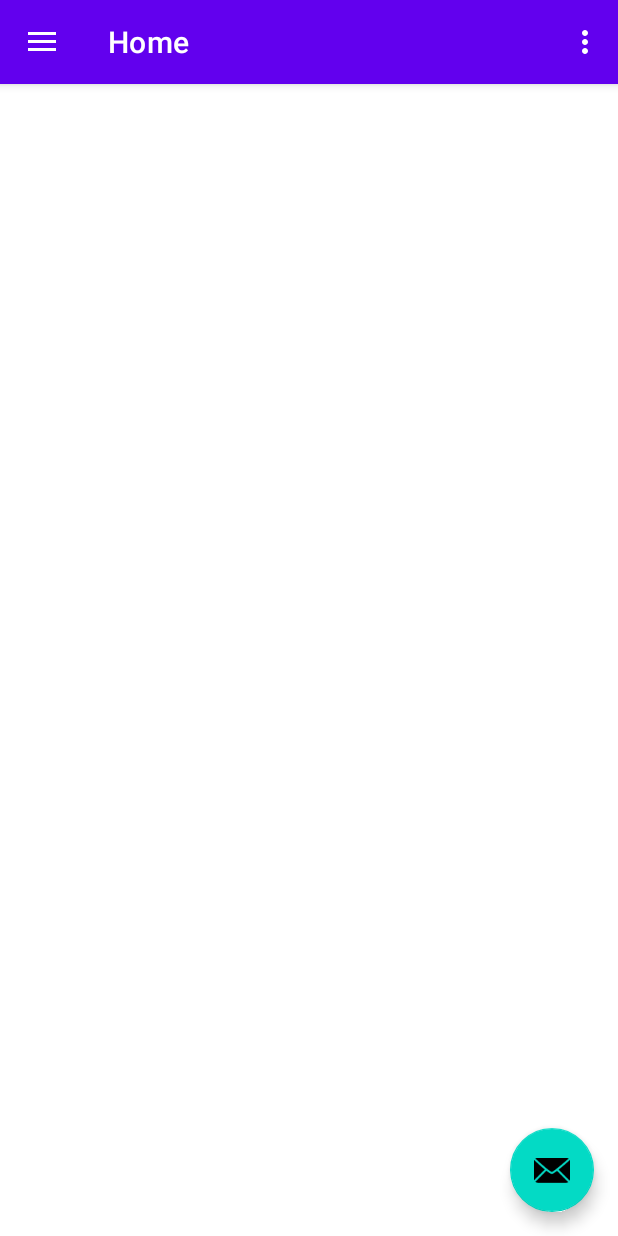
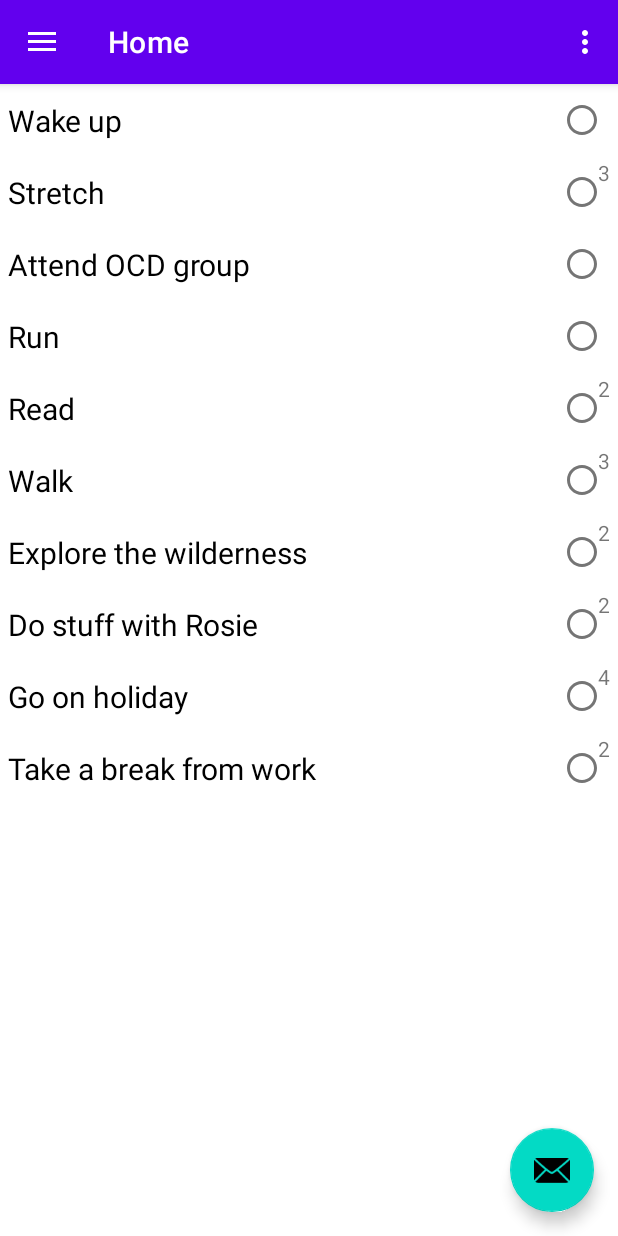
Before and after one commit to wokka112/TaskTracker, an Android app: the screen it shows after launch (MainActivity), on a phone screen of 412 x 824 dp. Run offline under Robolectric (Android 15) with nearby library versions, the phone set to English and light mode, and no system bars; our stand-ins replace navigation-ui.

Commit message:
Add list of tasks that can be ticked for completion

```diff
--- a/app/src/main/java/com/floatingpanda/tasktracker/data/task/RepeatableTaskRecord.kt
+++ b/app/src/main/java/com/floatingpanda/tasktracker/data/task/RepeatableTaskRecord.kt
@@ -36,10 +36,9 @@ class RepeatableTaskRecord(
         if (isComplete)
             return true
 
-        if (template.subPeriod == null)
-            return false;
-
-        val timesPerSubPeriod = template.timesPerSubPeriod ?: Int.MAX_VALUE
+        var timesPerSubPeriod = template.timesPerSubPeriod
+        if (timesPerSubPeriod == null)
+            timesPerSubPeriod = template.timesPerPeriod
 
         return getCompletionsForSubPeriod() >= timesPerSubPeriod
     }
@@ -56,7 +55,7 @@ class RepeatableTaskRecord(
 
         var completionsInPeriod = 0;
         do {
-            completionsInPeriod += completionsPerDate.getOrDefault(today.toString(), 0)
+            completionsInPeriod += completionsPerDate.getOrDefault(earlierDayInPeriod.toString(), 0)
             earlierDayInPeriod = earlierDayInPeriod.plusDays(1)
         } while (!earlierDayInPeriod.isAfter(today))
 
--- /dev/null
+++ b/app/src/main/java/com/floatingpanda/tasktracker/ui/RepeatableTaskRecordAdapter.kt
@@ -0,0 +1,86 @@
+package com.floatingpanda.tasktracker.ui
+
+import android.view.LayoutInflater
+import android.view.View
+import android.view.ViewGroup
+import android.widget.CheckBox
+import android.widget.TextView
+import androidx.recyclerview.widget.RecyclerView
+import com.floatingpanda.tasktracker.R
+import com.floatingpanda.tasktracker.data.task.RepeatableTaskRecord
+
+class RepeatableTaskRecordAdapter(
+    private val records: List<RepeatableTaskRecord>
+) : RecyclerView.Adapter<RepeatableTaskRecordAdapter.ViewHolder>() {
+
+    class ViewHolder(view: View) : RecyclerView.ViewHolder(view) {
+        val taskText: TextView
+        val completeCheckBox: CheckBox
+        val completionsLeftSuperScript: TextView
+
+        init {
+            taskText = view.findViewById(R.id.item_name)
+            completeCheckBox = view.findViewById(R.id.item_checkbox)
+            completionsLeftSuperScript = view.findViewById(R.id.item_checkbox_superscript)
+        }
+    }
+
+    override fun onCreateViewHolder(parent: ViewGroup, viewType: Int): ViewHolder {
+        val view = LayoutInflater.from(parent.context)
+            .inflate(R.layout.list_item_active_record, parent, false)
+
+        return ViewHolder(view)
+    }
+
+    override fun onBindViewHolder(holder: ViewHolder, position: Int) {
+        val record = records.get(position)
+
+        holder.taskText.text = record.title
+        holder.completionsLeftSuperScript.text = "HElllooo"
+
+        val checkBox = holder.completeCheckBox
+        val checkBoxSuperscript = holder.completionsLeftSuperScript
+        if (record.isCompleteForSubPeriod()) {
+            checkBox.isChecked = true
+            checkBoxSuperscript.visibility = View.INVISIBLE
+        } else {
+            val timesLeft: Int = record.getTimesLeftForSubPeriod()
+            if (timesLeft == 1) {
+                checkBoxSuperscript.visibility = View.INVISIBLE
+            } else {
+                checkBoxSuperscript.text = timesLeft.toString()
+                checkBoxSuperscript.visibility = View.VISIBLE
+            }
+        }
+
+        checkBox.setOnClickListener { doTaskOnce(record, checkBox, checkBoxSuperscript) }
+    }
+
+    override fun getItemCount() = records.size
+
+    private fun doTaskOnce(
+        record: RepeatableTaskRecord,
+        checkBox: CheckBox,
+        superscript: TextView
+    ) {
+        checkBox.isChecked = true
+        record.doTaskOnce()
+
+        if (!record.isCompleteForSubPeriod()) {
+            // TODO make fade over several seconds
+            // TODO do we need to do this if we're observing livedata for the array? Will it automatically
+            //   update the details and display? If so, can we send a little tick symbol up via animation
+            //   instead of doing this?
+            checkBox.isChecked = false
+            val timesLeft: Int = record.getTimesLeftForSubPeriod()
+            if (timesLeft <= 1) {
+                superscript.visibility = View.INVISIBLE
+            } else {
+                superscript.text = timesLeft.toString()
+                superscript.visibility = View.VISIBLE
+            }
+        } else {
+            superscript.visibility = View.INVISIBLE
+        }
+    }
+}
--- a/app/src/main/java/com/floatingpanda/tasktracker/ui/home/HomeFragment.kt
+++ b/app/src/main/java/com/floatingpanda/tasktracker/ui/home/HomeFragment.kt
@@ -4,10 +4,10 @@ import android.os.Bundle
 import android.view.LayoutInflater
 import android.view.View
 import android.view.ViewGroup
-import android.widget.TextView
 import androidx.fragment.app.Fragment
 import androidx.lifecycle.ViewModelProvider
 import com.floatingpanda.tasktracker.databinding.FragmentHomeBinding
+import com.floatingpanda.tasktracker.ui.RepeatableTaskRecordAdapter
 
 class HomeFragment : Fragment() {
 
@@ -18,20 +18,18 @@ class HomeFragment : Fragment() {
     private val binding get() = _binding!!
 
     override fun onCreateView(
-            inflater: LayoutInflater,
-            container: ViewGroup?,
-            savedInstanceState: Bundle?
+        inflater: LayoutInflater,
+        container: ViewGroup?,
+        savedInstanceState: Bundle?
     ): View {
         val homeViewModel =
-                ViewModelProvider(this).get(HomeViewModel::class.java)
+            ViewModelProvider(this).get(HomeViewModel::class.java)
 
         _binding = FragmentHomeBinding.inflate(inflater, container, false)
         val root: View = binding.root
 
-        val textView: TextView = binding.textHome
-        homeViewModel.text.observe(viewLifecycleOwner) {
-            textView.text = it
-        }
+        val listView = binding.recordsList
+        listView.adapter = RepeatableTaskRecordAdapter(homeViewModel.records)
         return root
     }
 
--- a/app/src/main/java/com/floatingpanda/tasktracker/ui/home/HomeViewModel.kt
+++ b/app/src/main/java/com/floatingpanda/tasktracker/ui/home/HomeViewModel.kt
@@ -9,7 +9,7 @@ import com.floatingpanda.tasktracker.data.task.TaskDetails
 import java.util.Calendar
 
 class HomeViewModel : ViewModel() {
-    private val records: List<RepeatableTaskRecord>
+    val records: List<RepeatableTaskRecord>
 
     init {
         val today = Calendar.getInstance()
--- a/app/src/main/res/layout/fragment_home.xml
+++ b/app/src/main/res/layout/fragment_home.xml
@@ -6,12 +6,14 @@
     android:layout_height="match_parent"
     tools:context=".ui.home.HomeFragment">
 
-    <ListView
+    <androidx.recyclerview.widget.RecyclerView
+        android:id="@+id/records_list"
         android:layout_width="match_parent"
         android:layout_height="0dp"
         app:layout_constraintTop_toTopOf="parent"
         app:layout_constraintBottom_toBottomOf="parent"
         app:layout_constraintLeft_toLeftOf="parent"
-        app:layout_constraintRight_toRightOf="parent"/>
+        app:layout_constraintRight_toRightOf="parent"
+        app:layoutManager="androidx.recyclerview.widget.LinearLayoutManager"/>
 
 </androidx.constraintlayout.widget.ConstraintLayout>
--- a/app/src/main/res/layout/list_item_active_record.xml
+++ b/app/src/main/res/layout/list_item_active_record.xml
@@ -3,8 +3,7 @@
     xmlns:tools="http://schemas.android.com/tools"
     android:layout_width="match_parent"
     android:layout_height="wrap_content"
-    xmlns:app="http://schemas.android.com/apk/res-auto"
-    android:orientation="horizontal">
+    xmlns:app="http://schemas.android.com/apk/res-auto">
 
     <TextView
         android:id="@+id/item_name"
```
Also changed, not shown: app/src/main/java/com/floatingpanda/tasktracker/MainActivity.kt (+10 -7 lines), app/src/main/java/com/floatingpanda/tasktracker/ui/RepeatableTaskRecordArrayAdapter.kt (deleted, +0 -73 lines), app/src/main/res/layout/item_test.xml (added, +11 -0 lines).
